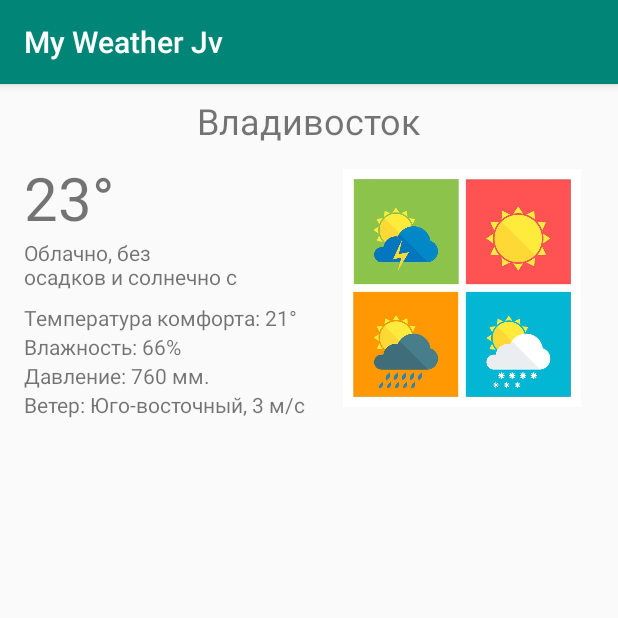
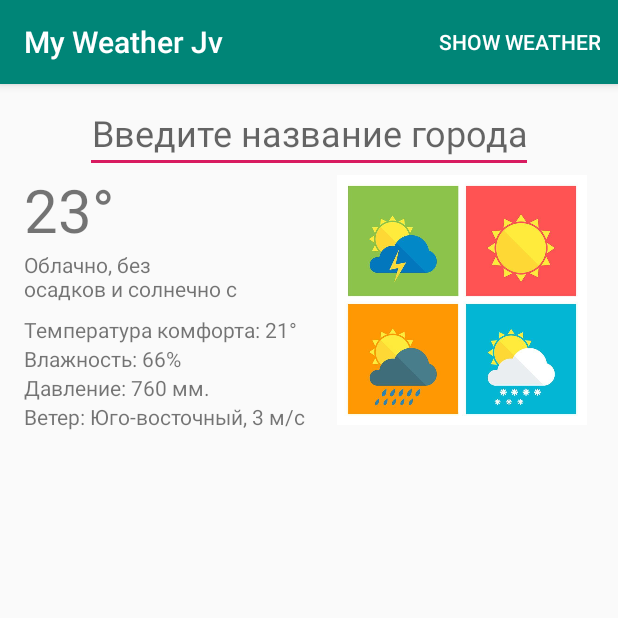
Before and after one commit to YatsekK/MyWeatherJv, an Android app: the screen it shows after launch (MainActivity), on a phone screen of 412 x 824 dp, the top half of it. Run offline under Robolectric (Android 15) with nearby library versions, the phone set to English and light mode, and no system bars.

Commit message:
First weather screen. Constraints. Overflow menu. Interactivity.

```diff
--- a/app/src/main/java/yatsekk/example/com/myweatherjv/MainActivity.java
+++ b/app/src/main/java/yatsekk/example/com/myweatherjv/MainActivity.java
@@ -3,6 +3,8 @@ package yatsekk.example.com.myweatherjv;
 import androidx.appcompat.app.AppCompatActivity;
 
 import android.os.Bundle;
+import android.view.Menu;
+import android.view.MenuItem;
 import android.view.View;
 import android.widget.Button;
 import android.widget.EditText;
@@ -12,7 +14,6 @@ public class MainActivity extends AppCompatActivity {
 
     TextView cityTextView;
     EditText cityEditText;
-    Button showWeatherButton;
     TextView currentTempTextView;
     TextView currentWeatherTextView;
     TextView comfortTempTextView;
@@ -30,18 +31,9 @@ public class MainActivity extends AppCompatActivity {
         setContentView(R.layout.activity_main);
         setViews();
         showWeather();
-        showWeatherButton.setOnClickListener(new View.OnClickListener() {
-            @Override
-            public void onClick(View v) {
-            }
-        });
     }
 
     private void showWeather() {
-        cityTextView.setText(weather.getCityName());
-        cityTextView.setVisibility(View.VISIBLE);
-        cityEditText.setVisibility(View.GONE);
-        showWeatherButton.setVisibility(View.GONE);
         currentTempTextView.setText(Integer.toString(weather.getCurrentTemp()) + "°");
         currentWeatherTextView.setText(weather.getCurrentWeather());
         comfortTempTextView.setText(weather.getComfortTemp());
@@ -53,7 +45,6 @@ public class MainActivity extends AppCompatActivity {
     private void setViews() {
         cityTextView = findViewById(R.id.city_name_textView);
         cityEditText = findViewById(R.id.city_name_editText);
-        showWeatherButton = findViewById(R.id.show_weather_button);
         currentTempTextView = findViewById(R.id.current_temp_textView);
         currentWeatherTextView = findViewById(R.id.current_weather_textView);
         comfortTempTextView = findViewById(R.id.comfort_temp_textView);
@@ -61,4 +52,21 @@ public class MainActivity extends AppCompatActivity {
         pressureTextView = findViewById(R.id.pressure_textView);
         windTextView = findViewById(R.id.wind_textView);
     }
+
+    @Override
+    public boolean onCreateOptionsMenu(Menu menu) {
+        getMenuInflater().inflate(R.menu.main, menu);
+        return  true;
+    }
+
+    @Override
+    public boolean onOptionsItemSelected(MenuItem item) {
+        int itemThatWasClickedId = item.getItemId();
+        if (itemThatWasClickedId == R.id.show_weather) {
+            cityTextView.setText(cityEditText.getText());
+            cityTextView.setVisibility(View.VISIBLE);
+            cityEditText.setVisibility(View.GONE);
+        }
+        return super.onOptionsItemSelected(item);
+    }
 }
--- a/app/src/main/res/layout/activity_main.xml
+++ b/app/src/main/res/layout/activity_main.xml
@@ -6,37 +6,28 @@
     android:layout_height="match_parent"
     tools:context=".MainActivity">
 
-    <Button
-        android:id="@+id/show_weather_button"
-        android:layout_width="wrap_content"
-        android:layout_height="wrap_content"
-        android:layout_margin="@dimen/margin_normal_16"
-        android:text="показать погоду"
-        app:layout_constraintBaseline_toBaselineOf="@+id/city_name_editText"
-        app:layout_constraintEnd_toEndOf="parent"
-        app:layout_constraintHorizontal_bias="0.5"
-        app:layout_constraintStart_toEndOf="@+id/city_name_editText"
-        tools:visibility="gone" />
-
     <EditText
         android:id="@+id/city_name_editText"
         android:layout_width="wrap_content"
         android:layout_height="wrap_content"
-        android:layout_margin="@dimen/margin_small_8"
-        android:hint="Название города"
-        android:inputType="textPersonName"
+        android:layout_margin="@dimen/margin_normal_16"
+        android:hint="@string/enter_city_name_hint"
+        android:inputType="textShortMessage"
+        android:textSize="24sp"
+        android:gravity="center_horizontal"
+        app:layout_constraintBaseline_toBaselineOf="@id/city_name_textView"
         app:layout_constraintBottom_toBottomOf="parent"
-        app:layout_constraintEnd_toStartOf="@+id/show_weather_button"
+        app:layout_constraintEnd_toEndOf="parent"
         app:layout_constraintStart_toStartOf="parent"
         app:layout_constraintTop_toTopOf="parent"
-        app:layout_constraintVertical_bias="0.0"
-        tools:visibility="gone" />
+        app:layout_constraintVertical_bias="0.0" />
 
     <ImageView
         android:id="@+id/imageView"
         android:layout_width="0dp"
         android:layout_height="0dp"
-        android:layout_margin="@dimen/margin_small_8"
+        android:layout_margin="@dimen/margin_tiny_4"
+        android:contentDescription="@string/content_descrioption"
         android:scaleType="centerInside"
         app:layout_constraintBottom_toBottomOf="@+id/wind_textView"
         app:layout_constraintEnd_toEndOf="parent"
@@ -48,9 +39,9 @@
         android:id="@+id/city_name_textView"
         android:layout_width="wrap_content"
         android:layout_height="wrap_content"
-        android:layout_margin="@dimen/margin_small_8"
+        android:layout_margin="@dimen/margin_normal_16"
         android:textSize="24sp"
-        android:visibility="gone"
+        android:visibility="invisible"
         app:layout_constraintBottom_toBottomOf="parent"
         app:layout_constraintEnd_toEndOf="parent"
         app:layout_constraintStart_toStartOf="parent"
--- /dev/null
+++ b/app/src/main/res/menu/main.xml
@@ -0,0 +1,10 @@
+<?xml version="1.0" encoding="utf-8"?>
+<menu xmlns:android="http://schemas.android.com/apk/res/android"
+    xmlns:app="http://schemas.android.com/apk/res-auto">
+
+    <item
+        android:id="@+id/show_weather"
+        app:showAsAction="ifRoom"
+        android:orderInCategory="1"
+        android:title="Show weather" />
+</menu>
--- a/app/src/main/res/values/strings.xml
+++ b/app/src/main/res/values/strings.xml
@@ -1,3 +1,5 @@
 <resources>
     <string name="app_name">My Weather Jv</string>
+    <string name="content_descrioption">Current weather image view</string>
+    <string name="enter_city_name_hint">Введите название города</string>
 </resources>
```
